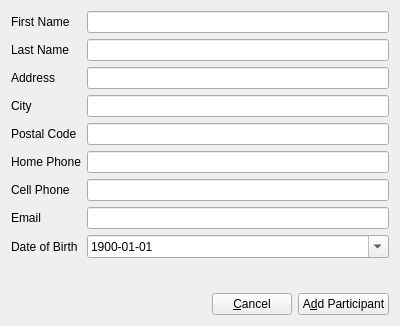
diana134/afs, file Forms/ui_addSoloParticipantDialog.ui: the form before one commit.
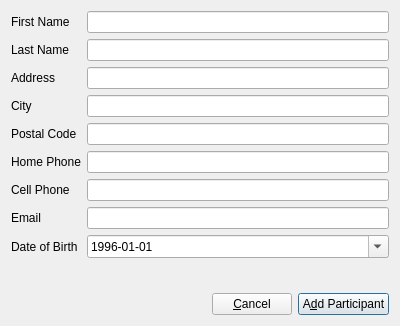
The form after the commit.

Patch:
```diff
--- a/Forms/ui_addSoloParticipantDialog.ui
+++ b/Forms/ui_addSoloParticipantDialog.ui
@@ -29,6 +29,9 @@
      <property name="text">
       <string>A&amp;dd Participant</string>
      </property>
+     <property name="default">
+      <bool>true</bool>
+     </property>
     </widget>
    </item>
    <item row="2" column="0">
@@ -159,7 +162,7 @@
        </property>
        <property name="date">
         <date>
-         <year>1900</year>
+         <year>1996</year>
          <month>1</month>
          <day>1</day>
         </date>
```
